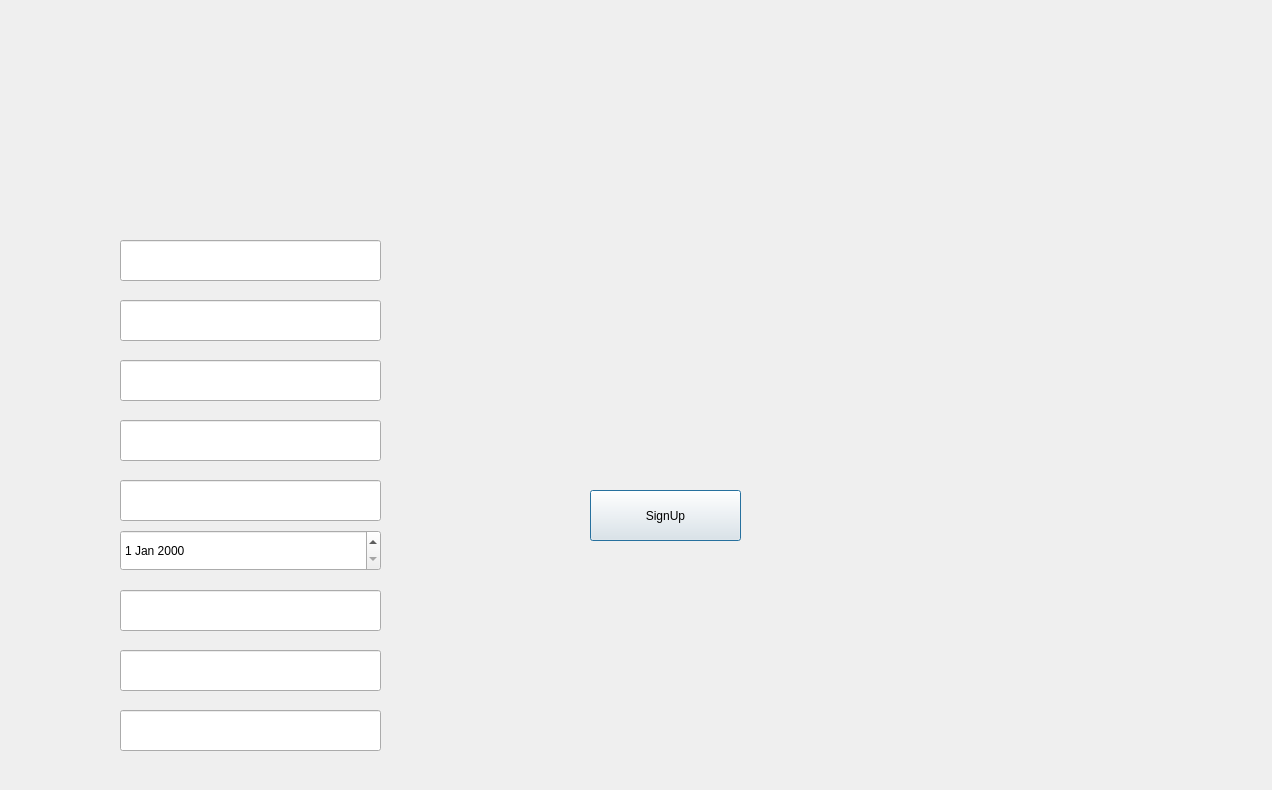
Old version of the form 3_Solution/Client/DummyChefInterface/chefsignupdialog.ui in the repository CiocAlexandru/2025_CAM_DummyChef.
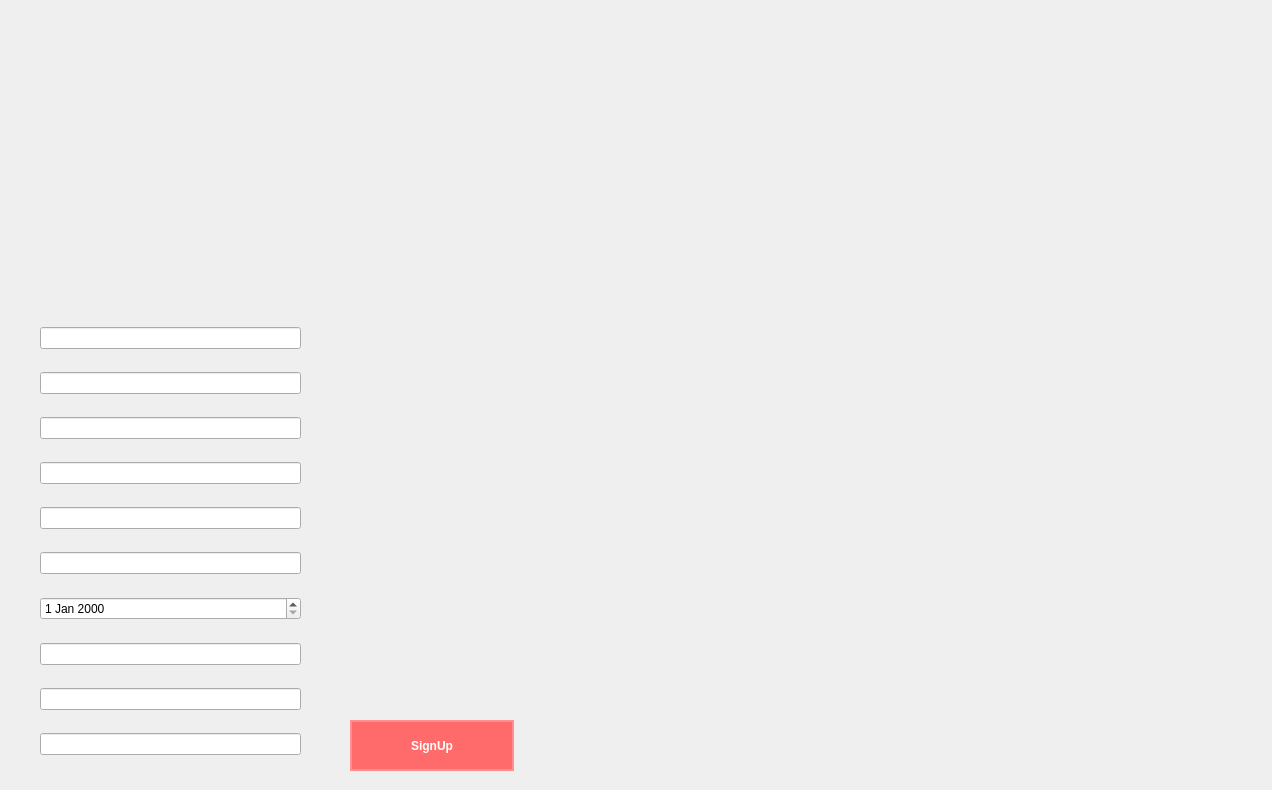
New version of the form.

The edit to the form file:
```diff
--- a/3_Solution/Client/DummyChefInterface/chefsignupdialog.ui
+++ b/3_Solution/Client/DummyChefInterface/chefsignupdialog.ui
@@ -13,109 +13,80 @@
   <property name="windowTitle">
    <string>Dialog</string>
   </property>
-  <widget class="QLineEdit" name="nameLineEdit">
-   <property name="geometry">
-    <rect>
-     <x>120</x>
-     <y>240</y>
-     <width>261</width>
-     <height>41</height>
-    </rect>
-   </property>
-  </widget>
-  <widget class="QLineEdit" name="surnameLineEdit">
-   <property name="geometry">
-    <rect>
-     <x>120</x>
-     <y>300</y>
-     <width>261</width>
-     <height>41</height>
-    </rect>
-   </property>
-  </widget>
-  <widget class="QLineEdit" name="usernameLineEdit">
-   <property name="geometry">
-    <rect>
-     <x>120</x>
-     <y>360</y>
-     <width>261</width>
-     <height>41</height>
-    </rect>
-   </property>
-  </widget>
-  <widget class="QLineEdit" name="passwordLineEdit">
-   <property name="geometry">
-    <rect>
-     <x>120</x>
-     <y>420</y>
-     <width>261</width>
-     <height>41</height>
-    </rect>
-   </property>
-  </widget>
-  <widget class="QLineEdit" name="phoneLineEdit">
-   <property name="geometry">
-    <rect>
-     <x>120</x>
-     <y>480</y>
-     <width>261</width>
-     <height>41</height>
-    </rect>
-   </property>
-  </widget>
-  <widget class="QDateEdit" name="birthDateEdit">
-   <property name="geometry">
-    <rect>
-     <x>120</x>
-     <y>530</y>
-     <width>261</width>
-     <height>41</height>
-    </rect>
-   </property>
-  </widget>
-  <widget class="QLineEdit" name="emailLineEdit">
-   <property name="geometry">
-    <rect>
-     <x>120</x>
-     <y>590</y>
-     <width>261</width>
-     <height>41</height>
-    </rect>
-   </property>
-  </widget>
-  <widget class="QLineEdit" name="experienceYearsLineEdit">
-   <property name="geometry">
-    <rect>
-     <x>120</x>
-     <y>650</y>
-     <width>261</width>
-     <height>41</height>
-    </rect>
-   </property>
-  </widget>
-  <widget class="QLineEdit" name="experienceLinkLineEdit">
-   <property name="geometry">
-    <rect>
-     <x>120</x>
-     <y>710</y>
-     <width>261</width>
-     <height>41</height>
-    </rect>
-   </property>
-  </widget>
   <widget class="QPushButton" name="signupButton">
    <property name="geometry">
     <rect>
-     <x>590</x>
-     <y>490</y>
-     <width>151</width>
+     <x>350</x>
+     <y>720</y>
+     <width>164</width>
      <height>51</height>
     </rect>
    </property>
+   <property name="styleSheet">
+    <string notr="true">QPushButton {
+    background-color: #FF6B6B;  /* Culoare primară */
+    color: white;
+    border-radius: 35px;
+    padding: 10px 20px;
+    border: 2px solid #FF8E8E;
+    font-weight: bold;
+    min-width: 120px;
+}
+
+QPushButton:hover {
+    background-color: #FF8E8E;  /* Culoare la hover */
+}
+
+QPushButton:pressed {
+    background-color: #FF5252;  /* Culoare la click */
+}</string>
+   </property>
    <property name="text">
     <string>SignUp</string>
    </property>
   </widget>
+  <widget class="QWidget" name="">
+   <property name="geometry">
+    <rect>
+     <x>40</x>
+     <y>310</y>
+     <width>261</width>
+     <height>471</height>
+    </rect>
+   </property>
+   <layout class="QVBoxLayout" name="verticalLayout">
+    <item>
+     <widget class="QLineEdit" name="nameLineEdit"/>
+    </item>
+    <item>
+     <widget class="QLineEdit" name="surnameLineEdit"/>
+    </item>
+    <item>
+     <widget class="QLineEdit" name="usernameLineEdit"/>
+    </item>
+    <item>
+     <widget class="QLineEdit" name="passwordLineEdit"/>
+    </item>
+    <item>
+     <widget class="QLineEdit" name="confirmPasswordLineEdit"/>
+    </item>
+    <item>
+     <widget class="QLineEdit" name="phoneLineEdit"/>
+    </item>
+    <item>
+     <widget class="QDateEdit" name="birthDateEdit"/>
+    </item>
+    <item>
+     <widget class="QLineEdit" name="emailLineEdit"/>
+    </item>
+    <item>
+     <widget class="QLineEdit" name="experienceYearsLineEdit"/>
+    </item>
+    <item>
+     <widget class="QLineEdit" name="experienceLinkLineEdit"/>
+    </item>
+   </layout>
+  </widget>
  </widget>
  <resources/>
  <connections/>
```
